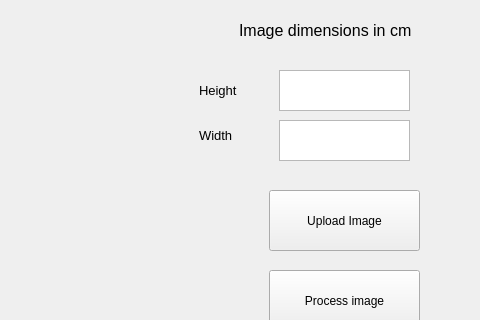
Old version of the form Base.ui in the repository MarkoLepoLepo/Diploma; both pictures show x 521 to 1001 and y 0 to 320 of the 1001 by 685 pixel window.
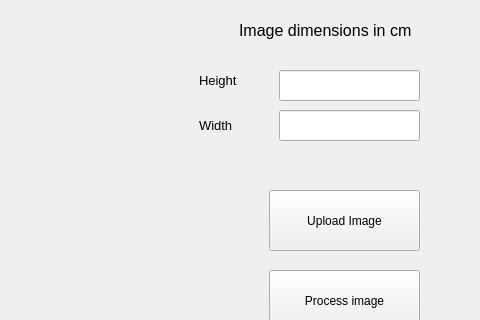
New version of the form.

Commit message: Geometry and identification added

Diff of the .ui file:
```diff
--- a/Base.ui
+++ b/Base.ui
@@ -40,31 +40,11 @@
      <string>Process image</string>
     </property>
    </widget>
-   <widget class="QTextEdit" name="textEdit">
-    <property name="geometry">
-     <rect>
-      <x>800</x>
-      <y>70</y>
-      <width>131</width>
-      <height>41</height>
-     </rect>
-    </property>
-   </widget>
-   <widget class="QTextEdit" name="textEdit_2">
-    <property name="geometry">
-     <rect>
-      <x>800</x>
-      <y>120</y>
-      <width>131</width>
-      <height>41</height>
-     </rect>
-    </property>
-   </widget>
    <widget class="QLabel" name="label">
     <property name="geometry">
      <rect>
       <x>720</x>
-      <y>70</y>
+      <y>60</y>
       <width>71</width>
       <height>41</height>
      </rect>
@@ -82,7 +62,7 @@
     <property name="geometry">
      <rect>
       <x>720</x>
-      <y>110</y>
+      <y>100</y>
       <width>81</width>
       <height>51</height>
      </rect>
@@ -143,6 +123,26 @@
      <string>Exit</string>
     </property>
    </widget>
+   <widget class="QLineEdit" name="lineEdit">
+    <property name="geometry">
+     <rect>
+      <x>800</x>
+      <y>70</y>
+      <width>141</width>
+      <height>31</height>
+     </rect>
+    </property>
+   </widget>
+   <widget class="QLineEdit" name="lineEdit_2">
+    <property name="geometry">
+     <rect>
+      <x>800</x>
+      <y>110</y>
+      <width>141</width>
+      <height>31</height>
+     </rect>
+    </property>
+   </widget>
   </widget>
   <widget class="QStatusBar" name="statusbar"/>
  </widget>
```
The commit also changes 3 other files.
